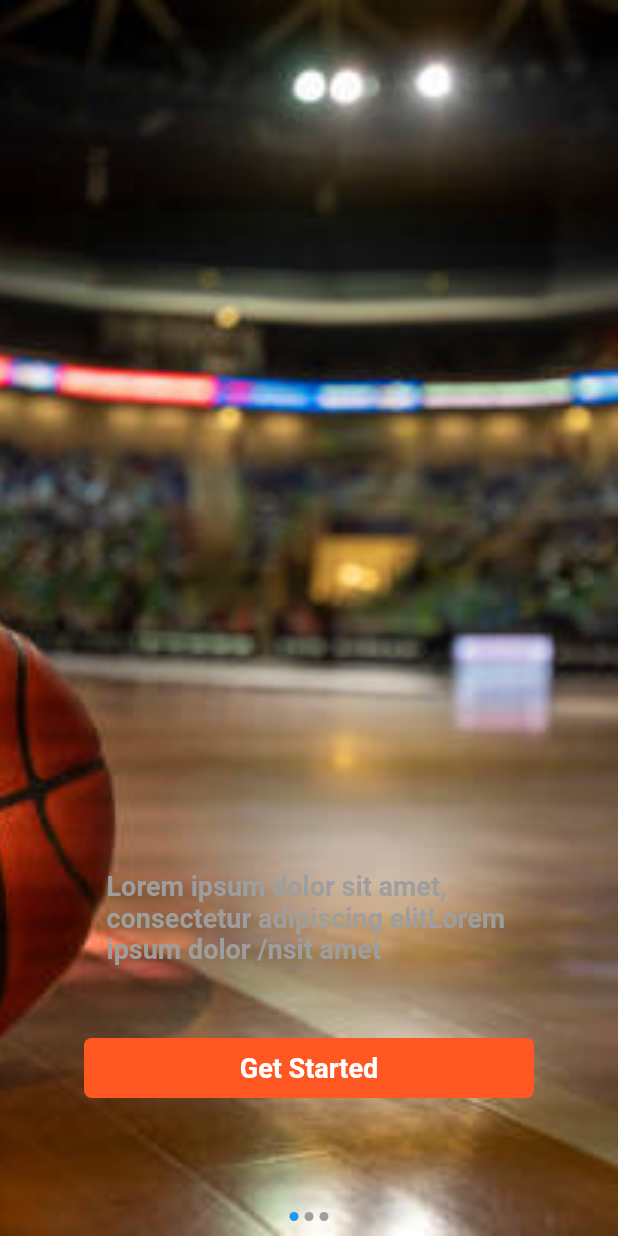
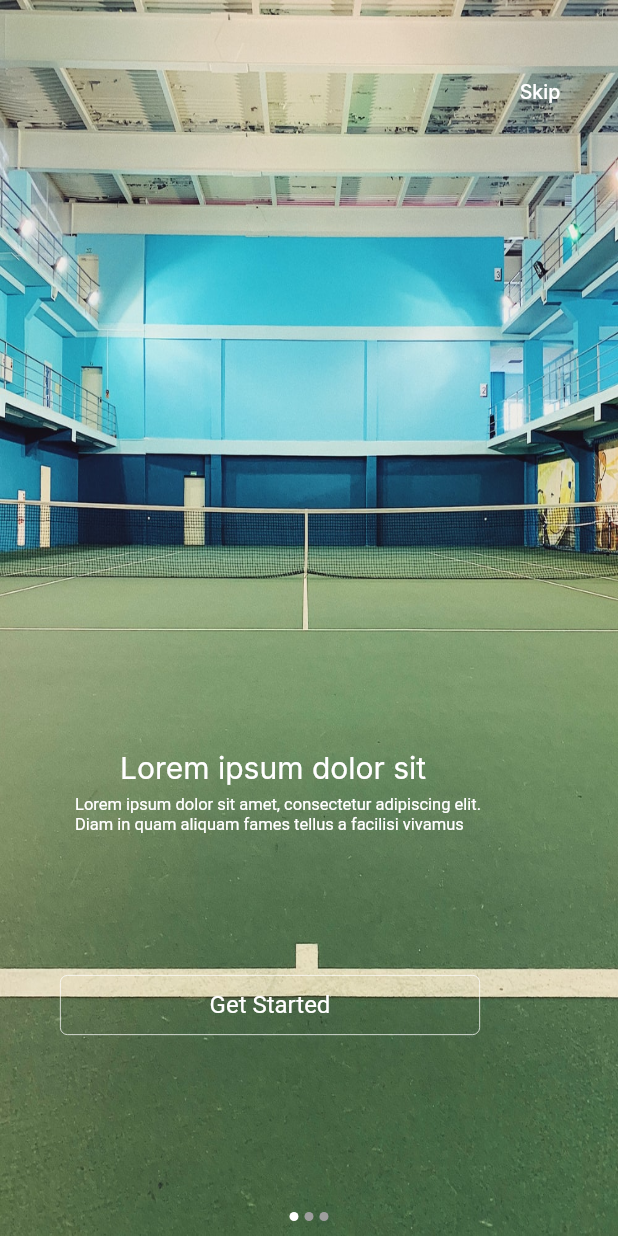
Before and after one commit to cocoalabspvtltd/wonderofnationApp-Front-End, a Flutter app: the screen it shows after launch, on a phone screen of 412 x 824 dp. Run offline on Flutter 3.47's test engine with Material 2 defaults, Android fonts, the phone set to English and light mode, and no system bars; drawn by our look-alikes of flutter_image_slideshow; our stand-ins replace cached_network_image, card_swiper, date_format, date_time_picker, dio, file_picker and 7 more; missing offline and left inert: razorpay_flutter; accounts and stored records are empty; Roboto replaces fonts that are missing (Inter).

Commit message:
july 23 10:10 anjana

```diff
--- a/lib/Event/Events.dart
+++ b/lib/Event/Events.dart
@@ -398,7 +398,7 @@ class _eventsState extends State<events> {
                                     overflow: TextOverflow.ellipsis,
                                     textAlign: TextAlign.center,
                                     style: TextStyle(
-                                      color: ColorConstant.orange900,
+                                      color: ColorConstant.green6320,
                                       fontSize: getFontSize(
                                         24,
                                       ),
@@ -967,7 +967,7 @@ class _eventsState extends State<events> {
                                                 ),
                                               ),
                                               decoration: BoxDecoration(
-                                                color: ColorConstant.orange900,
+                                                color: ColorConstant.green6320,
                                                 borderRadius:
                                                 BorderRadius.circular(
                                                   getHorizontalSize(
@@ -1518,7 +1518,7 @@ class _eventsState extends State<events> {
                                                       ),
                                                       decoration: BoxDecoration(
                                                         color: ColorConstant
-                                                            .indigo900,
+                                                            .green6320,
                                                         borderRadius:
                                                         BorderRadius
                                                             .circular(
@@ -1942,7 +1942,7 @@ class _eventsState extends State<events> {
                                                   ),
                                                   decoration: BoxDecoration(
                                                     color:
-                                                    ColorConstant.indigo900,
+                                                    ColorConstant.green6320,
                                                     borderRadius:
                                                     BorderRadius.circular(
                                                       getHorizontalSize(
--- a/lib/matches/clubdetails.dart
+++ b/lib/matches/clubdetails.dart
@@ -327,7 +327,7 @@ print("object=>>>>>${Imagelist}");
                                 overflow: TextOverflow.ellipsis,
                                 textAlign: TextAlign.left,
                                 style: TextStyle(
-                                  color: ColorConstant.orange900,
+                                  color: ColorConstant.green6320,
                                   fontSize: getFontSize(
                                     17,
                                   ),
@@ -451,7 +451,7 @@ print("object=>>>>>${Imagelist}");
                                       300.00,
                                     ),
                                     decoration: BoxDecoration(
-                                      color: ColorConstant.orange900,
+                                      color: ColorConstant.green6320,
                                       borderRadius: BorderRadius.circular(
                                         getHorizontalSize(
                                           10.00,
@@ -489,8 +489,7 @@ print("object=>>>>>${Imagelist}");
   TextEditingController searchcontroller = new TextEditingController();
   TextEditingController dateinputcontroller =
   new TextEditingController(text: DateTime.now().toString());
-  var date;
-  var _valueToValidate3;
+
 
   Widget build(BuildContext context) {
     return Scaffold(
--- a/lib/matches/clublistjoining.dart
+++ b/lib/matches/clublistjoining.dart
@@ -545,7 +545,7 @@ bool isLoding = false;
                                       TextSpan(
                                         text: 'matches',
                                         style: TextStyle(
-                                          color: ColorConstant.orange900,
+                                          color: ColorConstant.green6320,
                                           fontSize: getFontSize(
                                             24,
                                           ),
@@ -695,7 +695,7 @@ bool isLoding = false;
                               ElevatedButton(
                                 style: ElevatedButton.styleFrom(
                                   minimumSize: Size(320, 45),
-                                  primary: ColorConstant.orange900,
+                                  primary: ColorConstant.green6320,
                                   elevation: 2,
                                   shape: RoundedRectangleBorder(
                                       //to set border radius to button
--- a/lib/matches/reservationcourt.dart
+++ b/lib/matches/reservationcourt.dart
@@ -44,8 +44,7 @@ class _ReservationCourtState extends State<ReservationCourt> {
   int selectedIndex1 = 0;
   TextEditingController dateinputcontroller =
   new TextEditingController(text: DateTime.now().toString());
-  var date;
-  var _valueToValidate3;
+
   Color _colorContainer1 = Colors.white;
   Color _colorContainer2 = Colors.white;
 
@@ -132,8 +131,8 @@ class _ReservationCourtState extends State<ReservationCourt> {
                       GestureDetector(
                         onTap: () {
                           setState(() {
-                            _colorContainer1 = _colorContainer1 == ColorConstant.orange900 ?
-                            ColorConstant.whiteA700 :ColorConstant.orange900;
+                            _colorContainer1 = _colorContainer1 == ColorConstant.green6320 ?
+                            ColorConstant.whiteA700 :ColorConstant.green6320;
                           });
 
                         },
@@ -152,7 +151,7 @@ class _ReservationCourtState extends State<ReservationCourt> {
                                 5.00,
                               ),
                             ),
-                            border: Border.all(color: ColorConstant.orange900),
+                            border: Border.all(color: ColorConstant.green6320),
                             color: _colorContainer1 ,
                           ),
 
@@ -175,8 +174,8 @@ class _ReservationCourtState extends State<ReservationCourt> {
                       GestureDetector(
                         onTap: (){
                           setState(() {
-                            _colorContainer2 = _colorContainer2 == ColorConstant.orange900 ?
-                            ColorConstant.whiteA700 :ColorConstant.orange900;
+                            _colorContainer2 = _colorContainer2 == ColorConstant.green6320 ?
+                            ColorConstant.whiteA700 :ColorConstant.green6320;
                           });
                         },
                         child: Container(
@@ -193,7 +192,7 @@ class _ReservationCourtState extends State<ReservationCourt> {
                                 5.00,
                               ),
                             ),
-                            border: Border.all(color: ColorConstant.orange900),
+                            border: Border.all(color: ColorConstant.green6320),
                             color: _colorContainer2,
                           ),
                           child: Text(
@@ -260,7 +259,7 @@ class _ReservationCourtState extends State<ReservationCourt> {
                                     borderRadius: BorderRadius.circular(5)),
                                 child: ListTile(
                                   selected: selectedIndex2 == index? true: false,
-                                  selectedTileColor: ColorConstant.orange900,
+                                  selectedTileColor: ColorConstant.green6320,
                                   selectedColor:ColorConstant.gray200 ,
                                   title: Padding(
                                     padding: const EdgeInsets.only(bottom: 20),
@@ -365,7 +364,7 @@ class _ReservationCourtState extends State<ReservationCourt> {
                                     borderRadius: BorderRadius.circular(10)),
                                 child: ListTile(
                                   selected: selectedIndex1 == index? true: false,
-                                  selectedTileColor: ColorConstant.orange900,
+                                  selectedTileColor: ColorConstant.green6320,
                                   selectedColor:ColorConstant.whiteA700 ,
                                   title: Padding(
                                     padding: const EdgeInsets.only(bottom: 20),
@@ -512,7 +511,7 @@ class _ReservationCourtState extends State<ReservationCourt> {
                         ElevatedButton(
                           style: ElevatedButton.styleFrom(
                             minimumSize: Size(100, 45),
-                            primary:  ColorConstant.orange900,
+                            primary:  ColorConstant.green6320,
                             elevation: 2,
                             shape: RoundedRectangleBorder( //to set border radius to button
                                 borderRadius: BorderRadius.circular(10.0)
--- a/lib/welcome.dart
+++ b/lib/welcome.dart
@@ -1,12 +1,10 @@
 import 'dart:async';
 
-
+import 'package:flutter/cupertino.dart';
 import 'package:flutter/material.dart';
 import 'package:flutter_image_slideshow/flutter_image_slideshow.dart';
 import 'package:oo/screens/login.dart';
-
-import 'constants/colors.dart';
-import 'constants/mathutils.dart';
+import 'package:simple_animations/stateless_animation/play_animation.dart';
 
 
 class WelcomeScreen extends StatefulWidget {
@@ -19,46 +17,58 @@ class _MyHomePageState extends State<WelcomeScreen> {
   void initState() {
     super.initState();
     Timer(
-        Duration(seconds: 3),
+        Duration(seconds:4),
             () => Navigator.pushReplacement(
             context, MaterialPageRoute(builder: (context) => SecondScreen())));
   }
 
   @override
   Widget build(BuildContext context) {
-    return Container(
+    double height = MediaQuery.of(context).size.height;
+    return
+      Container(
         decoration:  BoxDecoration(
             image: DecorationImage(
-              image: AssetImage("assets/images/logo.jpg"
+              image: AssetImage("assets/images/logo.jpg",
               ),
-              fit: BoxFit.fill
+              fit: BoxFit.fill,
             )),
         child: Scaffold(
           backgroundColor: Colors.transparent,
-        body: Center(
+          body: Padding(
+            padding: const EdgeInsets.only(left: 40),
+            child: PlayAnimation<double>(
+              tween: Tween(begin: 80.0, end:210.0), // value for offset x-coordinate
+              duration:Duration(milliseconds:800),
+              builder: (context, child, value) {
+                return Transform.translate(
+                  offset: Offset(0, value), // use animated value for x-coordinate
+                  child: child,
+                );
+              },// non-linear animation
               child: Container(
-              width: 300,
-              height: 300,
+                  width: 280,
+                  height: 280,
                   alignment: Alignment.center,
                   child:Image.asset("assets/images/GOLD WON.png")),
             ),
           ),
+
+        ),
       );
+
   }
 }
 
 class SecondScreen extends StatelessWidget {
   @override
   Widget build(BuildContext context) {
-    double width = MediaQuery.of(context).size.width;
-    double height = MediaQuery.of(context).size.height;
     return Scaffold(
-      backgroundColor: Colors.white,
-      body:ImageSlideshow(
+      body: ImageSlideshow(
         width: double.infinity,
-        height: height,
+        height: double.infinity,
         initialPage: 0,
-        indicatorColor: Colors.blue,
+        indicatorColor: Colors.white,
         indicatorBackgroundColor: Colors.grey,
         onPageChanged: (value) {
           debugPrint('Page changed: $value');
@@ -66,135 +76,226 @@ class SecondScreen extends StatelessWidget {
         autoPlayInterval: 3000,
         isLoop: true,
         children: [
-          Center(
-            child: Stack(
-              children: <Widget>[
-                Container(
-                  alignment: Alignment.center,
-                  child: Image.asset(
-                    'assets/images/splash6.jpg',
-                    height: height,
-                    width: double.infinity,
-                    fit: BoxFit.cover,
+          Stack(
+            children: [
+              Image.asset(
+                "assets/images/splash1.jpg",
+                height: double.infinity,
+                fit: BoxFit.fill,
+              ),
+              Positioned(
+                top: 37,
+                right: 20,
+                child: TextButton(onPressed: (){
+                  Navigator.push(
+                    context,
+                    MaterialPageRoute(builder: (context) => LoginScreen()),
+                  );
+                }, child: Text("Skip",style: TextStyle(color: Colors.white,fontFamily: 'Inter',
+                    fontSize: 13),)),
+              ),
+              Positioned(
+                top: 500.0,
+                left: 80,
+                child: Text(
+                  'Lorem ipsum dolor sit',
+                  style: TextStyle(
+                      color: Colors.white,
+                      fontWeight: FontWeight.w400,
+                      fontSize: 20.0, fontFamily: 'Inter'),
                 ),
               ),
-                Center(
-                  child: Container(width: 300,decoration: BoxDecoration(borderRadius: BorderRadius.circular(5),color: Colors.transparent,),
-                      margin: EdgeInsets.only(top: 400,left: 30),
-                      child: Center(
-                        child: Text(
-                          'Lorem ipsum dolor sit amet, consectetur adipiscing elitLorem ipsum dolor /nsit amet',
-                          style: TextStyle(color: Colors.grey, fontWeight: FontWeight.bold, fontSize: 18.0),
+              Positioned(
+                top: 530.0,
+                left: 50,
+                child: Text("Lorem ipsum dolor sit amet, "
+                    "consectetur adipiscing elit.\nDiam in quam aliquam fames tellus a facilisi vivamus",
+                  style: TextStyle(
+                      color: Colors.white,
+                      fontWeight: FontWeight.w400,
+                      fontSize: 11.0),),
               ),
-                      )),
-                ),
-                Center(
-                  child: GestureDetector(onTap: (){
+              Positioned(
+                top: 80,
+                left: 40,
+                child: GestureDetector(
+                  onTap: () {
                     Navigator.push(
                       context,
-                      MaterialPageRoute(builder: (context) =>  LoginScreen()),
+                      MaterialPageRoute(builder: (context) => LoginScreen()),
                     );
                   },
-                    child: Container(height: 40,width: 300,decoration: BoxDecoration(borderRadius: BorderRadius.circular(5),color: Colors.deepOrange,),
-                        margin: EdgeInsets.only(top: 600,),
+                  child: Container(
+                      height: 40,
+                      width: 280,
+                      decoration: BoxDecoration(
+                          borderRadius: BorderRadius.circular(5),
+                          border: Border.all(color: Colors.white,width:0.5)
+                      ),
+                      margin: EdgeInsets.only(
+                        top: 570,
+                      ),
                       child: Center(
                         child: Text(
                           'Get Started',
-                            style: TextStyle(color: Colors.white, fontWeight: FontWeight.bold, fontSize: 18.0),
+                          style: TextStyle(
+                              color: Colors.white,
+                              fontWeight: FontWeight.w400,
+                              fontSize: 16.0),
                         ),
                       )),
                 ),
               ),
             ],
           ),
+          Stack(
+            children: [
+              Image.asset(
+                "assets/images/splash2.jpg",
+                height: double.infinity,
+                fit: BoxFit.fill,
               ),
-          Center(
-            child: Stack(
-              children: <Widget>[
-                Container(
-                  alignment: Alignment.center,
-                  child: Image.asset(
-                    'assets/images/spash5.jpg',
-                    height: height,
-                    width: double.infinity,
-                    fit: BoxFit.cover,
+              Positioned(
+                top: 37,
+                right: 20,
+                child: TextButton(onPressed: (){
+                  Navigator.push(
+                    context,
+                    MaterialPageRoute(builder: (context) => LoginScreen()),
+                  );
+                }, child: Text("Skip",style: TextStyle(color: Colors.white,fontFamily: 'Inter',
+                    fontSize: 13),)),
+              ),
+              Positioned(
+                top: 500.0,
+                left: 80,
+                child: Text(
+                  'Lorem ipsum dolor sit',
+                  style: TextStyle(
+                      color: Colors.white,
+                      fontWeight: FontWeight.w400,
+                      fontSize: 20.0, fontFamily: 'Inter'),
                 ),
               ),
-                Center(
-                  child: Container(width: 300,decoration: BoxDecoration(borderRadius: BorderRadius.circular(5),color: Colors.transparent,),
-                      margin: EdgeInsets.only(top: 400,left: 30),
-                      child: Center(
-                        child: Text(
-                          'Lorem ipsum dolor sit amet, consectetur adipiscing elitLorem ipsum dolor /nsit amet',
-                          style: TextStyle(color: Colors.white, fontWeight: FontWeight.bold, fontSize: 18.0),
+              Positioned(
+                top: 530.0,
+                left: 50,
+                child: Text("Lorem ipsum dolor sit amet, "
+                    "consectetur adipiscing elit.\nDiam in quam aliquam fames tellus a facilisi vivamus",
+                  style: TextStyle(
+                      color: Colors.white,
+                      fontWeight: FontWeight.w400,
+                      fontSize: 11.0),),
               ),
-                      )),
-                ),
-                Center(
-                  child: GestureDetector(onTap: (){
+              Positioned(
+                top: 80,
+                left: 40,
+                child: GestureDetector(
+                  onTap: () {
                     Navigator.push(
                       context,
-                      MaterialPageRoute(builder: (context) =>  LoginScreen()),
+                      MaterialPageRoute(builder: (context) => LoginScreen()),
                     );
                   },
-                    child: Container(height: 40,width: 300,decoration: BoxDecoration(borderRadius: BorderRadius.circular(5),color: Colors.deepOrange,),
-                        margin: EdgeInsets.only(top: 600,),
+                  child: Container(
+                      height: 40,
+                      width: 280,
+                      decoration: BoxDecoration(
+                          borderRadius: BorderRadius.circular(5),
+                          border: Border.all(color: Colors.white,width:0.5)
+                      ),
+                      margin: EdgeInsets.only(
+                        top: 570,
+                      ),
                       child: Center(
                         child: Text(
                           'Get Started',
-                            style: TextStyle(color: Colors.white, fontWeight: FontWeight.bold, fontSize: 18.0),
+                          style: TextStyle(
+                              color: Colors.white,
+                              fontWeight: FontWeight.w400,
+                              fontSize: 16.0),
                         ),
                       )),
                 ),
               ),
             ],
           ),
+          Stack(
+            children: [
+              Image.asset(
+                "assets/images/splash3.jpg",
+                height: double.infinity,
+                fit: BoxFit.fill,
               ),
-          Center(
-            child: Stack(
-              children: <Widget>[
-                Container(
-                  alignment: Alignment.center,
-                  child: Image.asset(
-                    'assets/images/splash4.jpg',
-                    height: height,
-                    width: double.infinity,
-                    fit: BoxFit.cover,
+              Positioned(
+                top: 37,
+                right: 20,
+                child: TextButton(onPressed: (){
+                  Navigator.push(
+                    context,
+                    MaterialPageRoute(builder: (context) => LoginScreen()),
+                  );
+                }, child: Text("Skip",style: TextStyle(color: Colors.white,fontFamily: 'Inter',
+                    fontSize: 13),)),
+              ),
+              Positioned(
+                top: 500.0,
+                left: 80,
+                child: Text(
+                  'Lorem ipsum dolor sit',
+                  style: TextStyle(
+                      color: Colors.white,
+                      fontWeight: FontWeight.w400,
+                      fontSize: 20.0, fontFamily: 'Inter'),
                 ),
               ),
-                Center(
-                  child: Container(width: 300,decoration: BoxDecoration(borderRadius: BorderRadius.circular(5),color: Colors.transparent,),
-                      margin: EdgeInsets.only(top: 400,left: 30),
-                      child: Center(
-                        child: Text(
-                          'Lorem ipsum dolor sit amet, consectetur adipiscing elitLorem ipsum dolor /nsit amet',
-                          style: TextStyle(color: Colors.white, fontWeight: FontWeight.bold, fontSize: 18.0),
+              Positioned(
+                top: 530.0,
+                left: 50,
+                child: Text("Lorem ipsum dolor sit amet, "
+                    "consectetur adipiscing elit.\nDiam in quam aliquam fames tellus a facilisi vivamus",
+                  style: TextStyle(
+                      color: Colors.white,
+                      fontWeight: FontWeight.w400,
+                      fontSize: 11.0),),
               ),
-                      )),
-                ),
-                Center(
-                  child: GestureDetector(onTap: (){
+              Positioned(
+                top: 80,
+                left: 40,
+                child: GestureDetector(
+                  onTap: () {
                     Navigator.push(
                       context,
-                      MaterialPageRoute(builder: (context) =>  LoginScreen()),
+                      MaterialPageRoute(builder: (context) => LoginScreen()),
                     );
                   },
-                    child: Container(height: 40,width: 300,decoration: BoxDecoration(borderRadius: BorderRadius.circular(5),color: Colors.transparent,),
-                        margin: EdgeInsets.only(top: 600,),
+                  child: Container(
+                      height: 40,
+                      width: 280,
+                      decoration: BoxDecoration(
+                          borderRadius: BorderRadius.circular(5),
+                          border: Border.all(color: Colors.white,width:0.5)
+                      ),
+                      margin: EdgeInsets.only(
+                        top: 570,
+                      ),
                       child: Center(
                         child: Text(
                           'Get Started',
-                            style: TextStyle(color: Colors.black, fontWeight: FontWeight.bold, fontSize: 18.0),
+                          style: TextStyle(
+                              color: Colors.white,
+                              fontWeight: FontWeight.w400,
+                              fontSize: 16.0),
                         ),
                       )),
                 ),
               ),
             ],
           ),
-          ),
+
+
         ],
       ),
     );
-
   }
 }
--- a/pubspec.yaml
+++ b/pubspec.yaml
@@ -55,6 +55,7 @@ dependencies:
   get: ^4.6.5
   dotted_border: ^2.0.0+1
   date_format: ^2.0.6
+  simple_animations: ^4.2.0
 
 
 dev_dependencies:
```
Also changed, not shown: assets/images/splash1.jpg (added), assets/images/splash2.jpg (added), assets/images/splash3.jpg (added), assets/images/splash3.png (deleted), pubspec.lock. Lines whose indentation alone changed are shown as unchanged.
